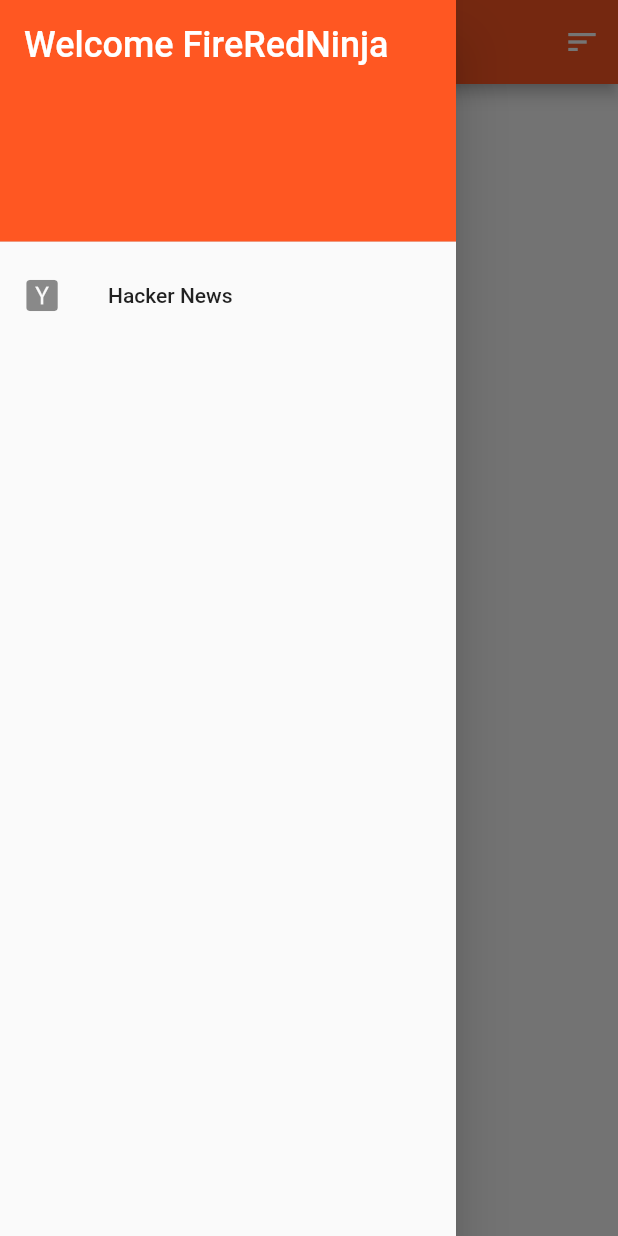
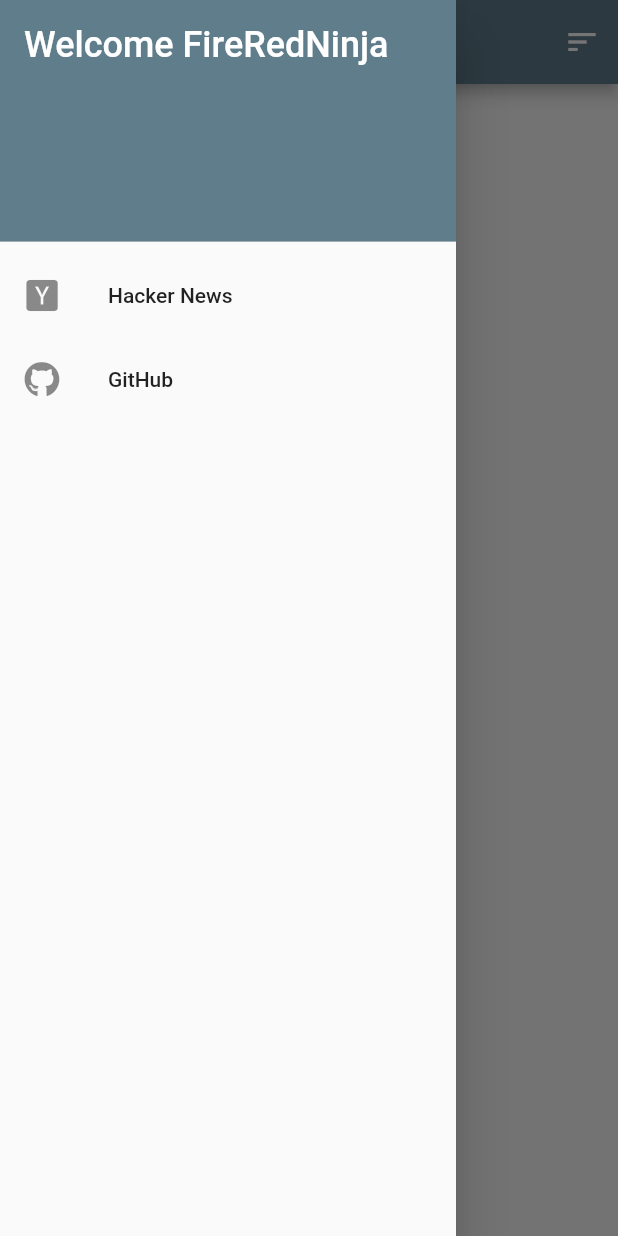
Before and after one commit to FireRedNinja/catch_up, a Flutter app: the screen it shows after launch, with the side drawer open, on a phone screen of 412 x 824 dp. Run offline on Flutter 3.47's test engine with Material 2 defaults, Android fonts, the phone set to English and light mode, and no system bars; our stand-ins replace built_collection, built_value, font_awesome_flutter, rxdart; generated files the repository leaves out were written again; network calls fail.

Commit message:
GitHub (#3)
* Refactor to allow more services

* Created a github service

```diff
--- /dev/null
+++ b/lib/CatchUpDrawer.dart
@@ -0,0 +1,41 @@
+import 'package:flutter/material.dart';
+import 'package:font_awesome_flutter/font_awesome_flutter.dart';
+
+class CatchUpDrawer extends StatelessWidget {
+  @override
+  Widget build(BuildContext context) {
+    return Drawer(
+      child: ListView(
+        padding: EdgeInsets.zero,
+        children: <Widget>[
+          DrawerHeader(
+            decoration: BoxDecoration(
+              color: Colors.blueGrey,
+            ),
+            child: Text(
+              'Welcome FireRedNinja',
+              style: TextStyle(
+                color: Colors.white,
+                fontSize: 24,
+              ),
+            ),
+          ),
+          ListTile(
+            leading: Icon(FontAwesomeIcons.hackerNewsSquare),
+            title: Text('Hacker News'),
+            onTap: () {
+              Navigator.popAndPushNamed(context, '/hackernews');
+            },
+          ),
+          ListTile(
+            leading: Icon(FontAwesomeIcons.github),
+            title: Text('GitHub'),
+            onTap: () {
+              Navigator.popAndPushNamed(context, '/github');
+            },
+          ),
+        ],
+      ),
+    );
+  }
+}
--- a/lib/main.dart
+++ b/lib/main.dart
@@ -1,7 +1,8 @@
+import 'package:catch_up/pages/GitHub/GitHub.dart';
+import 'package:catch_up/pages/GitHub/GitHubBloc.dart';
 import 'package:catch_up/pages/HackerNews/HackerNews.dart';
+import 'package:catch_up/pages/HackerNews/HackerNewsBloc.dart';
 import 'package:flutter/material.dart';
-import 'pages/HackerNews/HackerNews.dart';
-import 'pages/HackerNews/HackerNewsBloc.dart';
 
 void main() {
   runApp(CatchUp());
@@ -15,18 +16,22 @@ class CatchUp extends StatefulWidget {
 }
 
 class _CatchUpState extends State<CatchUp> {
-  Widget page;
   final hackerNewsBloc = HackerNewsBloc();
+  final githubBloc = GitHubBloc();
 
   @override
   Widget build(BuildContext context) {
     return MaterialApp(
       title: 'CatchUp',
       theme: ThemeData(
-        primarySwatch: Colors.deepOrange,
+        primarySwatch: Colors.blueGrey,
         visualDensity: VisualDensity.adaptivePlatformDensity,
       ),
-      home: HackerNews(bloc: hackerNewsBloc),
+      initialRoute: '/hackernews',
+      routes: {
+        '/hackernews': (context) => HackerNews(bloc: hackerNewsBloc),
+        '/github': (context) => GitHub(bloc: githubBloc),
+      },
     );
   }
 }
--- /dev/null
+++ b/lib/pages/GitHub/Data/Repo.dart
@@ -0,0 +1,39 @@
+import 'dart:convert' as json;
+import 'package:built_value/built_value.dart';
+import 'package:built_value/serializer.dart';
+import 'package:built_collection/built_collection.dart';
+import 'package:catch_up/pages/serializers.dart';
+
+part 'Repo.g.dart';
+
+abstract class Repo implements Built<Repo, RepoBuilder> {
+  static Serializer<Repo> get serializer => _$repoSerializer;
+
+  String get author;
+  String get name;
+  String get avatar;
+  String get url;
+  @nullable
+  String get description;
+  @nullable
+  String get language;
+  @nullable
+  String get languageColor;
+  int get stars;
+  int get forks;
+  @nullable
+  int get currentPeriodStars;
+
+  Repo._();
+
+  factory Repo([updates(RepoBuilder b)]) = _$Repo;
+}
+
+List<Repo> parseTrendingRepos(String jsonStr) {
+  final parsed = json.jsonDecode(jsonStr);
+  List<Repo> repos = <Repo>[];
+  for (var repo in parsed) {
+    repos.add(standardSerializers.deserializeWith(Repo.serializer, repo));
+  }
+  return repos;
+}
--- /dev/null
+++ b/lib/pages/GitHub/GitHubBloc.dart
@@ -0,0 +1,64 @@
+import 'dart:async';
+import 'dart:collection';
+import 'package:catch_up/pages/GitHub/Data/Repo.dart';
+import 'package:http/http.dart' as http;
+import 'package:rxdart/rxdart.dart';
+
+class GitHubApiError extends Error {
+  final String message;
+
+  GitHubApiError(this.message);
+}
+
+class GitHubBloc {
+  HashMap<int, Repo> _cachedRepos;
+  var _repos = <Repo>[];
+  static const _baseUrl = 'https://ghapi.huchen.dev/repositories';
+
+  final _sortTypeController = StreamController<SortType>();
+  final _reposSubject = BehaviorSubject<UnmodifiableListView<Repo>>();
+
+  Stream<UnmodifiableListView<Repo>> get repos => _reposSubject.stream;
+  Sink<SortType> get sortType => _sortTypeController.sink;
+
+  GitHubBloc() {
+    _sortTypeController.stream.listen((sortType) async {
+      _repos.clear();
+      await _getTrendingRepos(sortType);
+    });
+  }
+
+  void close() {
+    _sortTypeController.close();
+  }
+
+  Future<Null> _getTrendingRepos(SortType type) async {
+    var partUrl;
+    switch (type) {
+      case SortType.today:
+        partUrl = 'daily';
+        break;
+      case SortType.thisWeek:
+        partUrl = 'weekly';
+        break;
+      case SortType.thisMonth:
+        partUrl = 'monthly';
+        break;
+      default:
+    }
+
+    final url = '$_baseUrl?since=$partUrl';
+    final response = await http.get(url);
+    if (response.statusCode != 200) {
+      throw GitHubApiError("Stories $type couldn't be fetched.");
+    }
+    _repos = parseTrendingRepos(response.body).toList();
+    _reposSubject.add(UnmodifiableListView(_repos));
+  }
+}
+
+enum SortType {
+  today,
+  thisWeek,
+  thisMonth,
+}
--- a/lib/pages/HackerNews/Data/Item.dart
+++ b/lib/pages/HackerNews/Data/Item.dart
@@ -2,7 +2,7 @@ import 'dart:convert' as json;
 import 'package:built_value/built_value.dart';
 import 'package:built_value/serializer.dart';
 import 'package:built_collection/built_collection.dart';
-import '../../serializers.dart';
+import 'package:catch_up/pages/serializers.dart';
 
 part 'Item.g.dart';
 
--- a/lib/pages/HackerNews/Feed.dart
+++ b/lib/pages/HackerNews/Feed.dart
@@ -6,10 +6,9 @@ import './Data/Item.dart';
 import 'package:url_launcher/url_launcher.dart';
 
 class Feed extends StatefulWidget {
-  final String sort;
   final HackerNewsBloc bloc;
 
-  Feed({Key key, this.sort, this.bloc}) : super(key: key);
+  Feed({Key key, this.bloc}) : super(key: key);
 
   @override
   _FeedState createState() => _FeedState();
@@ -18,18 +17,6 @@ class Feed extends StatefulWidget {
 class _FeedState extends State<Feed> {
   @override
   Widget build(BuildContext context) {
-    switch (widget.sort) {
-      case 'Best':
-        widget.bloc.storiesType.add(StoriesType.bestStories);
-        break;
-      case 'Top':
-        widget.bloc.storiesType.add(StoriesType.topStories);
-        break;
-      case 'New':
-        widget.bloc.storiesType.add(StoriesType.newStories);
-        break;
-    }
-
     return StreamBuilder<UnmodifiableListView<Item>>(
       stream: widget.bloc.items,
       initialData: UnmodifiableListView<Item>([]),
@@ -52,12 +39,14 @@ class _FeedState extends State<Feed> {
       title: Text('${item.title}'),
       subtitle: Text(
           '${item.score} points by ${item.by} ${item.time} ago | ${item.descendants} comments | ${item.url}'),
-      trailing: Icon(Icons.launch),
-      onTap: () async {
-        if (await canLaunch(item.url)) {
-          await launch(item.url);
-        }
-      },
+      trailing: IconButton(
+        icon: Icon(Icons.launch),
+        onPressed: () async {
+          if (await canLaunch(item.url)) {
+            await launch(item.url);
+          }
+        },
+      ),
     );
   }
 }
--- a/lib/pages/HackerNews/HackerNews.dart
+++ b/lib/pages/HackerNews/HackerNews.dart
@@ -1,13 +1,12 @@
 import 'package:catch_up/pages/HackerNews/HackerNewsBloc.dart';
 import 'package:flutter/material.dart';
-import 'package:font_awesome_flutter/font_awesome_flutter.dart';
-import 'Feed.dart';
+import 'package:catch_up/pages/HackerNews/Feed.dart';
+import 'package:catch_up/CatchUpDrawer.dart';
 
 class HackerNews extends StatefulWidget {
-  final String title;
   final HackerNewsBloc bloc;
 
-  HackerNews({Key key, this.title, this.bloc}) : super(key: key);
+  HackerNews({Key key, this.bloc}) : super(key: key);
 
   @override
   _HackerNewsState createState() => _HackerNewsState();
@@ -18,6 +17,8 @@ class _HackerNewsState extends State<HackerNews> {
 
   @override
   Widget build(BuildContext context) {
+    widget.bloc.storiesType.add(StoriesType.topStories);
+
     return Scaffold(
       appBar: AppBar(
         title: Text('Hacker News'),
@@ -31,6 +32,17 @@ class _HackerNewsState extends State<HackerNews> {
                     DropdownMenuItem<String>(value: value, child: Text(value)))
                 .toList(),
             onChanged: (String value) {
+              switch (value) {
+                case 'Best':
+                  widget.bloc.storiesType.add(StoriesType.bestStories);
+                  break;
+                case 'Top':
+                  widget.bloc.storiesType.add(StoriesType.topStories);
+                  break;
+                case 'New':
+                  widget.bloc.storiesType.add(StoriesType.newStories);
+                  break;
+              }
               setState(() {
                 sortValue = value;
               });
@@ -41,30 +53,8 @@ class _HackerNewsState extends State<HackerNews> {
           )
         ],
       ),
-      body: Feed(sort: sortValue, bloc: widget.bloc),
-      drawer: Drawer(
-        child: ListView(
-          padding: EdgeInsets.zero,
-          children: const <Widget>[
-            DrawerHeader(
-              decoration: BoxDecoration(
-                color: Colors.deepOrange,
-              ),
-              child: Text(
-                'Welcome FireRedNinja',
-                style: TextStyle(
-                  color: Colors.white,
-                  fontSize: 24,
-                ),
-              ),
-            ),
-            ListTile(
-              leading: Icon(FontAwesomeIcons.hackerNewsSquare),
-              title: Text('Hacker News'),
-            ),
-          ],
-        ),
-      ),
+      body: Feed(bloc: widget.bloc),
+      drawer: CatchUpDrawer(),
     );
   }
 }
--- a/lib/pages/serializers.dart
+++ b/lib/pages/serializers.dart
@@ -8,6 +8,7 @@ import 'package:built_value/serializer.dart';
 import 'package:built_collection/built_collection.dart';
 import 'package:built_value/standard_json_plugin.dart';
 import 'HackerNews/Data/Item.dart';
+import 'GitHub/Data/Repo.dart';
 
 part 'serializers.g.dart';
 
@@ -24,6 +25,7 @@ part 'serializers.g.dart';
 /// You usually only need to do this once per project.
 @SerializersFor(const [
   Item,
+  Repo,
 ])
 Serializers serializers = _$serializers;
 
```
Also changed, not shown: lib/pages/GitHub/GitHub.dart (added, +106 -0 lines), lib/pages/GitHub/Data/Repo.g.dart (added), lib/pages/serializers.g.dart, 1 other file.
